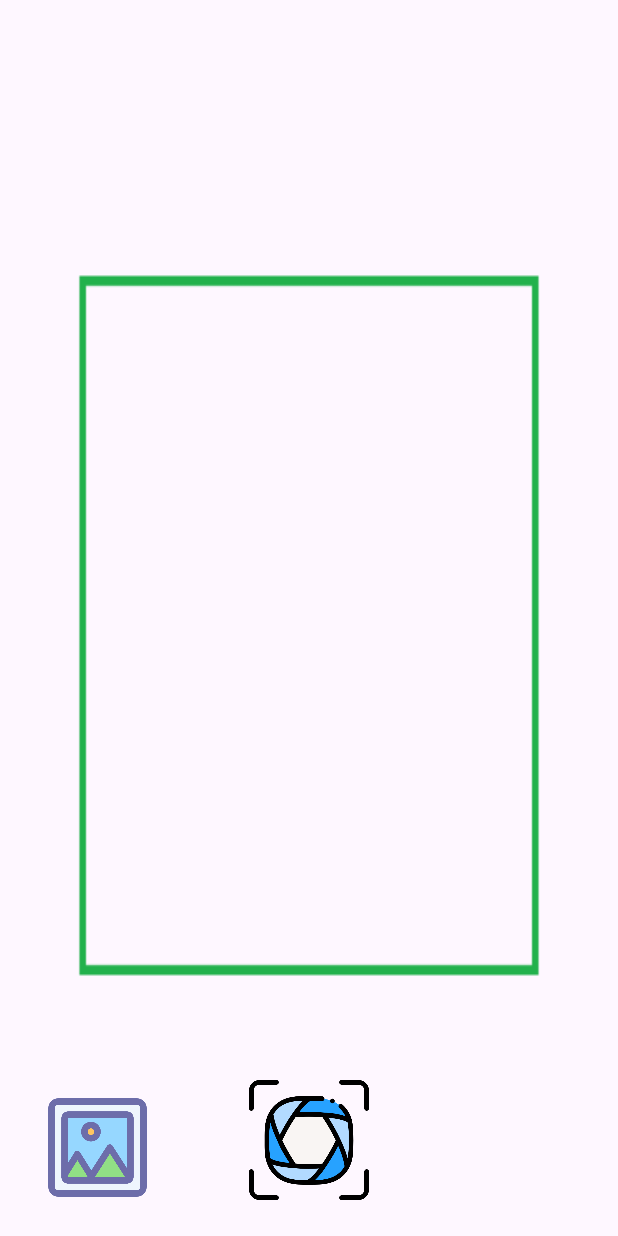
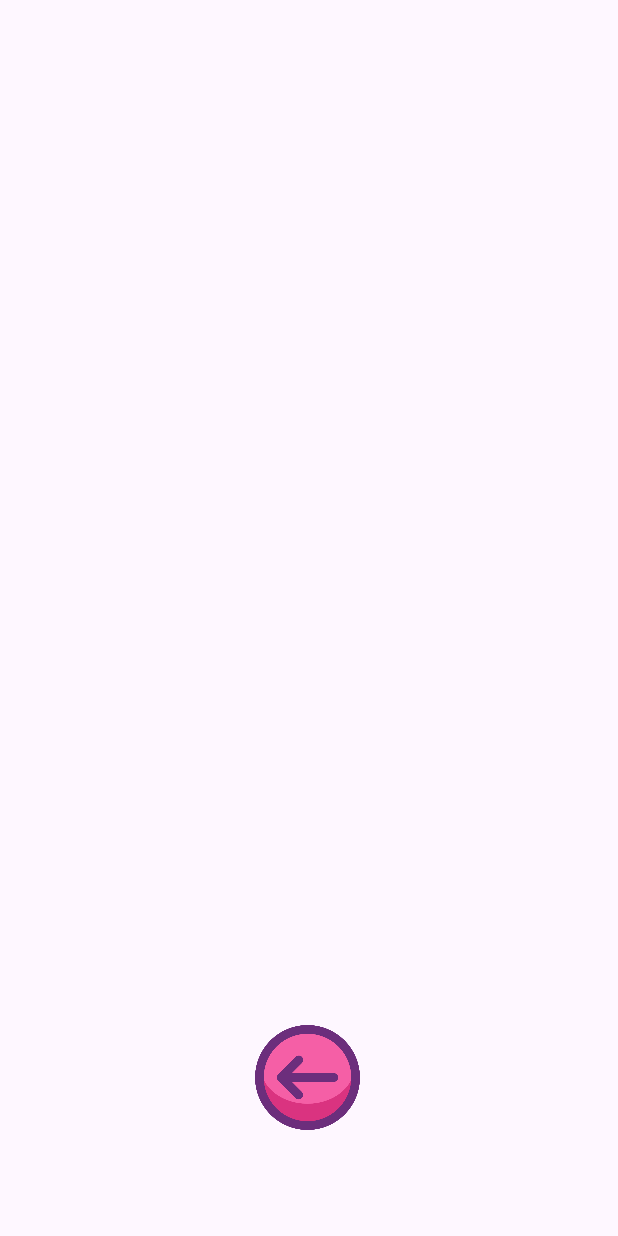
Before and after one commit to hung230903/GroupProjectMobileApp, an Android app: the screen it shows after launch (CameraActivity before the commit, InspectionActivity after it), after a tap on "Image picker", on a phone screen of 412 x 824 dp. Run offline under Robolectric (Android 15) with nearby library versions, the phone set to English and light mode, and no system bars.

Commit message:
Added InspectionActivity (#3) - Created a link between CameraActivity and InspectionActivity - Added go back icon

```diff
--- a/GroupProject/app/src/main/java/vn/edu/usth/groupproject/CameraActivity.java
+++ b/GroupProject/app/src/main/java/vn/edu/usth/groupproject/CameraActivity.java
@@ -1,8 +1,11 @@
 package vn.edu.usth.groupproject;
 
+import android.content.Intent;
 import android.os.Bundle;
 
 import androidx.appcompat.app.AppCompatActivity;
+
+import android.view.View;
 import android.widget.ImageButton;
 import android.widget.Toast;
 
@@ -22,8 +25,13 @@ public class CameraActivity extends AppCompatActivity {
         });
 
         imagePicker = findViewById(R.id.image_picker);
-        imagePicker.setOnClickListener(v -> {
-            Toast.makeText(this, "Picking", Toast.LENGTH_SHORT).show();
+        imagePicker.setOnClickListener(new View.OnClickListener() {
+            @Override
+            public void onClick(View view) {
+                Intent intent = new Intent(CameraActivity.this, InspectionActivity.class);
+                startActivity(intent);
+                finish();
+            }
         });
     }
 }
--- a/GroupProject/app/src/main/java/vn/edu/usth/groupproject/InspectionActivity.java
+++ b/GroupProject/app/src/main/java/vn/edu/usth/groupproject/InspectionActivity.java
@@ -1,16 +1,31 @@
 package vn.edu.usth.groupproject;
 
+import android.content.Intent;
 import android.os.Bundle;
+import android.view.View;
+import android.widget.ImageButton;
+
 
 import androidx.activity.EdgeToEdge;
 import androidx.appcompat.app.AppCompatActivity;
 
 public class InspectionActivity extends AppCompatActivity {
+    ImageButton back;
 
     @Override
     protected void onCreate(Bundle savedInstanceState) {
         super.onCreate(savedInstanceState);
         EdgeToEdge.enable(this);
         setContentView(R.layout.activity_inspection);
+
+        back = findViewById(R.id.back_inspection);
+        back.setOnClickListener(new View.OnClickListener() {
+            @Override
+            public void onClick(View view) {
+                Intent intent = new Intent(InspectionActivity.this, CameraActivity.class);
+                startActivity(intent);
+                finish();
+            }
+        });
     }
 }
--- a/GroupProject/app/src/main/res/layout/activity_inspection.xml
+++ b/GroupProject/app/src/main/res/layout/activity_inspection.xml
@@ -7,4 +7,19 @@
     android:layout_height="match_parent"
     tools:context=".InspectionActivity">
 
+    <ImageButton
+        android:id="@+id/back_inspection"
+        android:layout_width="70dp"
+        android:layout_height="70dp"
+        android:background="@color/white_transparent"
+        android:contentDescription="Back button"
+        android:scaleType="fitCenter"
+        android:src="@drawable/back"
+        app:layout_constraintBottom_toBottomOf="parent"
+        app:layout_constraintEnd_toEndOf="parent"
+        app:layout_constraintHorizontal_bias="0.498"
+        app:layout_constraintStart_toStartOf="parent"
+        app:layout_constraintTop_toTopOf="parent"
+        app:layout_constraintVertical_bias="0.906" />
+
 </androidx.constraintlayout.widget.ConstraintLayout>
--- a/GroupProject/app/src/main/res/layout/activity_object_detection.xml
+++ b/GroupProject/app/src/main/res/layout/activity_object_detection.xml
@@ -21,7 +21,7 @@
             android:layout_alignParentBottom="true"
             android:layout_centerHorizontal="true"
             android:layout_marginBottom="24dp"
-            android:background="#00FFFFFF"
+            android:background="@color/white_transparent"
             android:contentDescription="Capture button"
             android:scaleType="fitCenter"
             android:src="@drawable/capture_button" />
--- a/GroupProject/app/src/main/res/values/colors.xml
+++ b/GroupProject/app/src/main/res/values/colors.xml
@@ -2,4 +2,5 @@
 <resources>
     <color name="black">#FF000000</color>
     <color name="white">#FFFFFFFF</color>
+    <color name="white_transparent">#00FFFFFF</color>
 </resources>
```
Also changed, not shown: GroupProject/app/src/main/res/drawable-hdpi/back.png (added).
